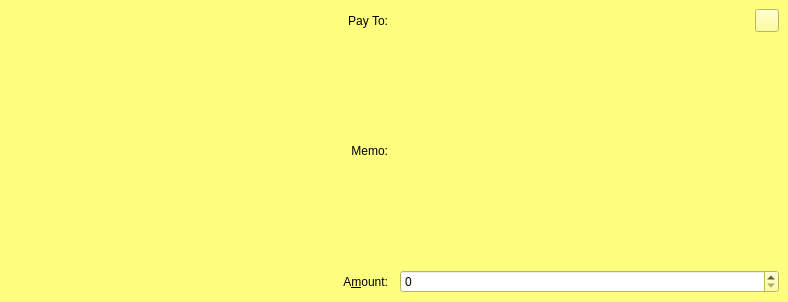
TrezarCoin/TrezarCoin, file src/qt/forms/easysplitentry.ui: the form before one commit.
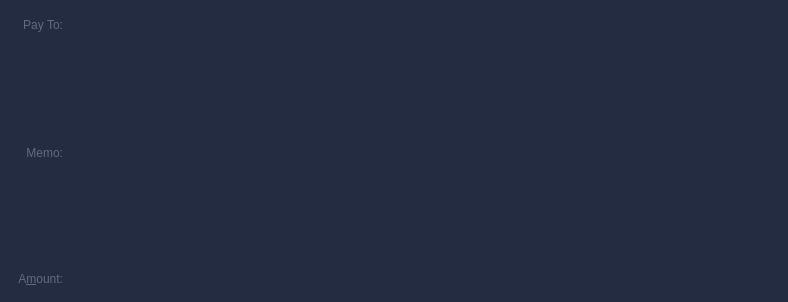
The form after the commit. The open tabs and pages were chosen to show the change. Icons and pictures are not drawn. Custom widgets are drawn as their Qt base class.

```diff
--- a/src/qt/forms/easysplitentry.ui
+++ b/src/qt/forms/easysplitentry.ui
@@ -16,6 +16,12 @@
   <property name="autoFillBackground">
    <bool>false</bool>
   </property>
+  <property name="styleSheet">
+   <string notr="true">background:#242c41;
+padding:2px;
+border-radius:10px;
+color:#616b7b;</string>
+  </property>
   <widget class="QFrame" name="SendCoins">
    <property name="toolTip">
     <string>This is a normal payment.</string>
@@ -188,18 +194,18 @@
       <colorrole role="WindowText">
        <brush brushstyle="SolidPattern">
         <color alpha="255">
-         <red>0</red>
-         <green>0</green>
-         <blue>0</blue>
+         <red>97</red>
+         <green>107</green>
+         <blue>123</blue>
         </color>
        </brush>
       </colorrole>
       <colorrole role="Button">
        <brush brushstyle="SolidPattern">
         <color alpha="255">
-         <red>255</red>
-         <green>255</green>
-         <blue>127</blue>
+         <red>36</red>
+         <green>44</green>
+         <blue>65</blue>
         </color>
        </brush>
       </colorrole>
@@ -242,9 +248,9 @@
       <colorrole role="Text">
        <brush brushstyle="SolidPattern">
         <color alpha="255">
-         <red>0</red>
-         <green>0</green>
-         <blue>0</blue>
+         <red>97</red>
+         <green>107</green>
+         <blue>123</blue>
         </color>
        </brush>
       </colorrole>
@@ -260,27 +266,27 @@
       <colorrole role="ButtonText">
        <brush brushstyle="SolidPattern">
         <color alpha="255">
-         <red>0</red>
-         <green>0</green>
-         <blue>0</blue>
+         <red>97</red>
+         <green>107</green>
+         <blue>123</blue>
         </color>
        </brush>
       </colorrole>
       <colorrole role="Base">
        <brush brushstyle="SolidPattern">
         <color alpha="255">
-         <red>255</red>
-         <green>255</green>
-         <blue>255</blue>
+         <red>36</red>
+         <green>44</green>
+         <blue>65</blue>
         </color>
        </brush>
       </colorrole>
       <colorrole role="Window">
        <brush brushstyle="SolidPattern">
         <color alpha="255">
-         <red>255</red>
-         <green>255</green>
-         <blue>127</blue>
+         <red>36</red>
+         <green>44</green>
+         <blue>65</blue>
         </color>
        </brush>
       </colorrole>
@@ -320,23 +326,32 @@
         </color>
        </brush>
       </colorrole>
+      <colorrole role="WindowText">
+       <brush brushstyle="NoBrush">
+        <color alpha="128">
+         <red>97</red>
+         <green>107</green>
+         <blue>123</blue>
+        </color>
+       </brush>
+      </colorrole>
      </active>
      <inactive>
       <colorrole role="WindowText">
        <brush brushstyle="SolidPattern">
         <color alpha="255">
-         <red>0</red>
-         <green>0</green>
-         <blue>0</blue>
+         <red>97</red>
+         <green>107</green>
+         <blue>123</blue>
         </color>
        </brush>
       </colorrole>
       <colorrole role="Button">
        <brush brushstyle="SolidPattern">
         <color alpha="255">
-         <red>255</red>
-         <green>255</green>
-         <blue>127</blue>
+         <red>36</red>
+         <green>44</green>
+         <blue>65</blue>
         </color>
        </brush>
       </colorrole>
@@ -379,9 +394,9 @@
       <colorrole role="Text">
        <brush brushstyle="SolidPattern">
         <color alpha="255">
-         <red>0</red>
-         <green>0</green>
-         <blue>0</blue>
+         <red>97</red>
+         <green>107</green>
+         <blue>123</blue>
         </color>
        </brush>
       </colorrole>
@@ -397,27 +412,27 @@
       <colorrole role="ButtonText">
        <brush brushstyle="SolidPattern">
         <color alpha="255">
-         <red>0</red>
-         <green>0</green>
-         <blue>0</blue>
+         <red>97</red>
+         <green>107</green>
+         <blue>123</blue>
         </color>
        </brush>
       </colorrole>
       <colorrole role="Base">
        <brush brushstyle="SolidPattern">
         <color alpha="255">
-         <red>255</red>
-         <green>255</green>
-         <blue>255</blue>
+         <red>36</red>
+         <green>44</green>
+         <blue>65</blue>
         </color>
        </brush>
       </colorrole>
       <colorrole role="Window">
        <brush brushstyle="SolidPattern">
         <color alpha="255">
-         <red>255</red>
-         <green>255</green>
-         <blue>127</blue>
+         <red>36</red>
+         <green>44</green>
+         <blue>65</blue>
         </color>
        </brush>
       </colorrole>
@@ -457,23 +472,32 @@
         </color>
        </brush>
       </colorrole>
+      <colorrole role="WindowText">
+       <brush brushstyle="NoBrush">
+        <color alpha="128">
+         <red>97</red>
+         <green>107</green>
+         <blue>123</blue>
+        </color>
+       </brush>
+      </colorrole>
      </inactive>
      <disabled>
       <colorrole role="WindowText">
        <brush brushstyle="SolidPattern">
         <color alpha="255">
-         <red>127</red>
-         <green>127</green>
-         <blue>63</blue>
+         <red>97</red>
+         <green>107</green>
+         <blue>123</blue>
         </color>
        </brush>
       </colorrole>
       <colorrole role="Button">
        <brush brushstyle="SolidPattern">
         <color alpha="255">
-         <red>255</red>
-         <green>255</green>
-         <blue>127</blue>
+         <red>36</red>
+         <green>44</green>
+         <blue>65</blue>
         </color>
        </brush>
       </colorrole>
@@ -516,9 +540,9 @@
       <colorrole role="Text">
        <brush brushstyle="SolidPattern">
         <color alpha="255">
-         <red>127</red>
-         <green>127</green>
-         <blue>63</blue>
+         <red>97</red>
+         <green>107</green>
+         <blue>123</blue>
         </color>
        </brush>
       </colorrole>
@@ -534,27 +558,27 @@
       <colorrole role="ButtonText">
        <brush brushstyle="SolidPattern">
         <color alpha="255">
-         <red>127</red>
-         <green>127</green>
-         <blue>63</blue>
+         <red>97</red>
+         <green>107</green>
+         <blue>123</blue>
         </color>
        </brush>
       </colorrole>
       <colorrole role="Base">
        <brush brushstyle="SolidPattern">
         <color alpha="255">
-         <red>255</red>
-         <green>255</green>
-         <blue>127</blue>
+         <red>36</red>
+         <green>44</green>
+         <blue>65</blue>
         </color>
        </brush>
       </colorrole>
       <colorrole role="Window">
        <brush brushstyle="SolidPattern">
         <color alpha="255">
-         <red>255</red>
-         <green>255</green>
-         <blue>127</blue>
+         <red>36</red>
+         <green>44</green>
+         <blue>65</blue>
         </color>
        </brush>
       </colorrole>
@@ -594,6 +618,15 @@
         </color>
        </brush>
       </colorrole>
+      <colorrole role="WindowText">
+       <brush brushstyle="NoBrush">
+        <color alpha="128">
+         <red>97</red>
+         <green>107</green>
+         <blue>123</blue>
+        </color>
+       </brush>
+      </colorrole>
      </disabled>
     </palette>
    </property>
@@ -601,7 +634,7 @@
     <string>This is an unauthenticated payment request.</string>
    </property>
    <property name="autoFillBackground">
-    <bool>true</bool>
+    <bool>false</bool>
    </property>
    <property name="frameShape">
     <enum>QFrame::NoFrame</enum>
@@ -1221,17 +1254,17 @@
   </widget>
  </widget>
  <customwidgets>
-  <customwidget>
-   <class>QValidatedLineEdit</class>
-   <extends>QWidget</extends>
-   <header>qvalidatedlineedit.h</header>
-  </customwidget>
   <customwidget>
    <class>BitcoinAmountField</class>
-   <extends>QSpinBox</extends>
+   <extends>QLineEdit</extends>
    <header>bitcoinamountfield.h</header>
    <container>1</container>
   </customwidget>
+  <customwidget>
+   <class>QValidatedLineEdit</class>
+   <extends>QLineEdit</extends>
+   <header>qvalidatedlineedit.h</header>
+  </customwidget>
  </customwidgets>
  <tabstops>
   <tabstop>payToEasySplit</tabstop>
```
Left out of the diff: 197 changed lines with no effect on the pictures.
